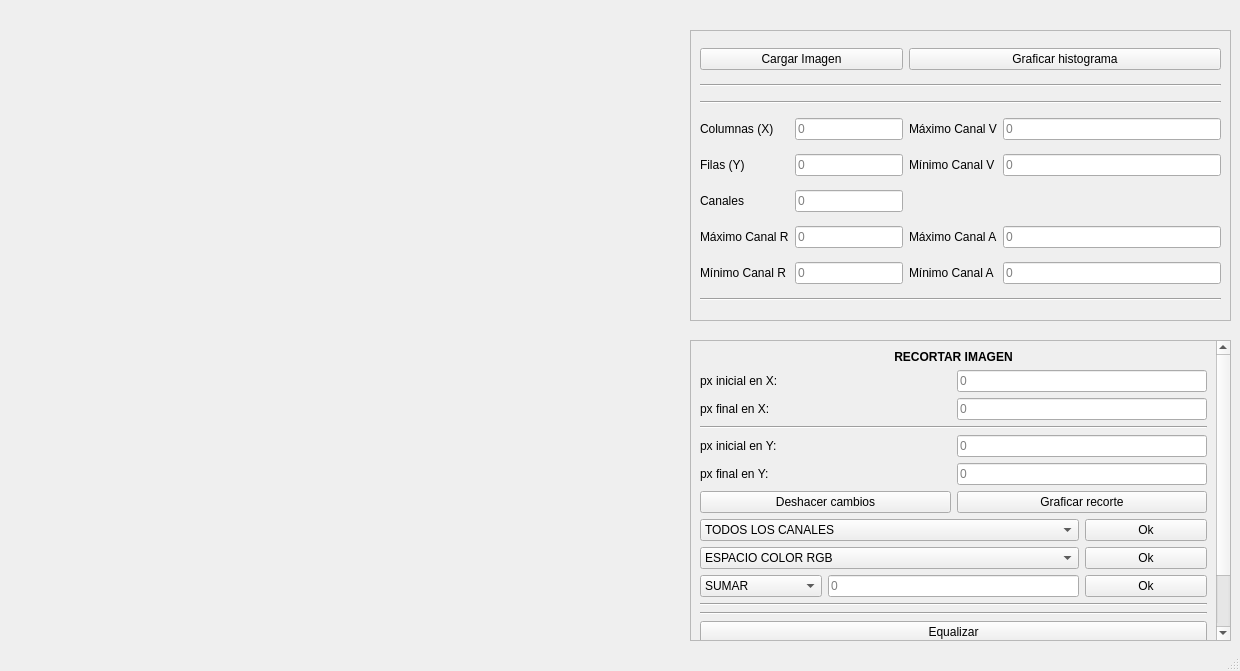
Old version of the form Ventanappal.ui in the repository imEag/Cell-Count-With-Image-Vision.
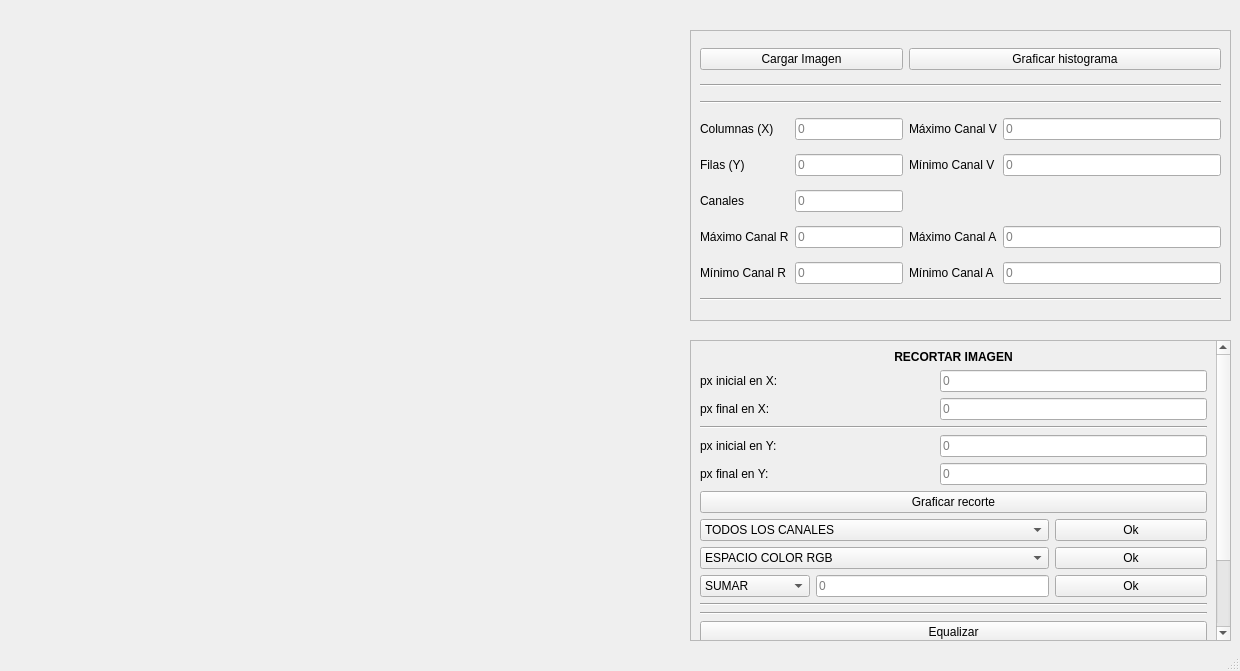
New version of the form.

Diff of the .ui file:
```diff
--- a/Ventanappal.ui
+++ b/Ventanappal.ui
@@ -77,7 +77,7 @@
        <x>0</x>
        <y>-66</y>
        <width>522</width>
-       <height>365</height>
+       <height>391</height>
       </rect>
      </property>
      <layout class="QGridLayout" name="gridLayout">
@@ -304,20 +304,6 @@
         </property>
        </widget>
       </item>
-      <item row="7" column="2" colspan="2">
-       <widget class="QPushButton" name="boton_recorte">
-        <property name="text">
-         <string>Graficar recorte</string>
-        </property>
-       </widget>
-      </item>
-      <item row="7" column="0" colspan="2">
-       <widget class="QPushButton" name="pushButton">
-        <property name="text">
-         <string>Deshacer cambios</string>
-        </property>
-       </widget>
-      </item>
       <item row="16" column="3">
        <widget class="QPushButton" name="boton_mascara">
         <property name="text">
@@ -483,6 +469,32 @@
         </property>
        </widget>
       </item>
+      <item row="17" column="2">
+       <widget class="QLabel" name="label_16">
+        <property name="font">
+         <font>
+          <pointsize>10</pointsize>
+         </font>
+        </property>
+        <property name="text">
+         <string>Área del elemento:</string>
+        </property>
+       </widget>
+      </item>
+      <item row="17" column="3">
+       <widget class="QLineEdit" name="area_elemento">
+        <property name="readOnly">
+         <bool>true</bool>
+        </property>
+       </widget>
+      </item>
+      <item row="7" column="0" colspan="4">
+       <widget class="QPushButton" name="boton_recorte">
+        <property name="text">
+         <string>Graficar recorte</string>
+        </property>
+       </widget>
+      </item>
      </layout>
     </widget>
    </widget>
```
